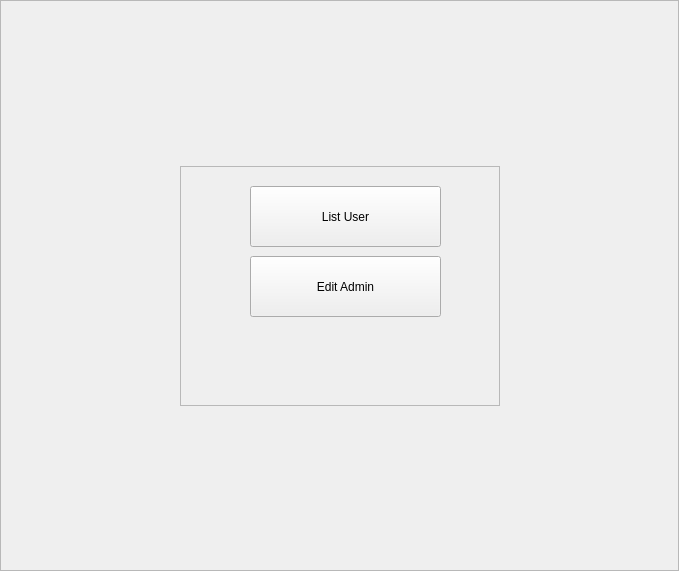
The window that login/admin_ui.ui (fnugrahendi/petuk.corp) describes before a commit, drawn with Qt 5.
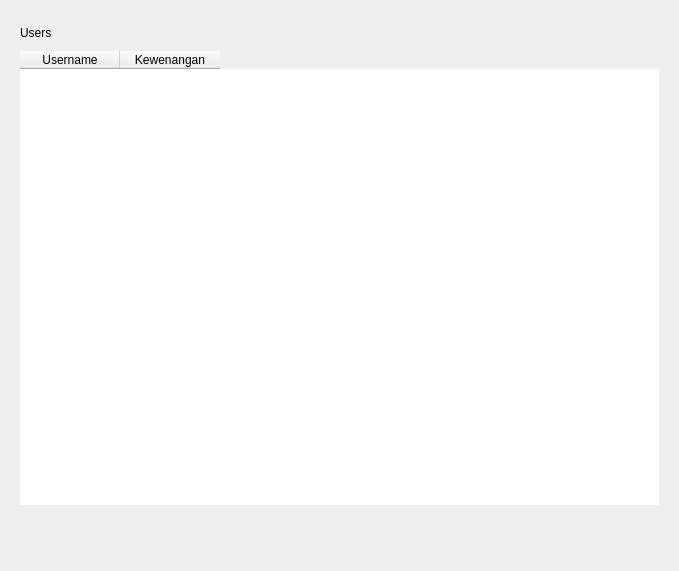
The same window after the commit.

Commit message: added admin room and control

What changed in the file:
```diff
--- a/login/admin_ui.ui
+++ b/login/admin_ui.ui
@@ -13,13 +13,44 @@
   <property name="windowTitle">
    <string>Frame</string>
   </property>
+  <property name="styleSheet">
+   <string notr="true">QFrame{
+	border:0px;
+}</string>
+  </property>
   <property name="frameShape">
    <enum>QFrame::StyledPanel</enum>
   </property>
   <property name="frameShadow">
    <enum>QFrame::Raised</enum>
   </property>
-  <layout class="QGridLayout" name="gridLayout">
+  <layout class="QGridLayout" name="igr_Admin">
+   <item row="1" column="0">
+    <widget class="QStackedWidget" name="st_Admin">
+     <property name="currentIndex">
+      <number>1</number>
+     </property>
+     <widget class="QWidget" name="st_Menu">
+      <layout class="QGridLayout" name="igr_Menu">
+       <item row="2" column="2">
+        <widget class="QPushButton" name="tb_TutupAdmin">
+         <property name="minimumSize">
+          <size>
+           <width>40</width>
+           <height>40</height>
+          </size>
+         </property>
+         <property name="maximumSize">
+          <size>
+           <width>100</width>
+           <height>40</height>
+          </size>
+         </property>
+         <property name="text">
+          <string>Tutup Admin</string>
+         </property>
+        </widget>
+       </item>
    <item row="1" column="2">
     <spacer name="horizontalSpacer_2">
      <property name="orientation">
@@ -33,8 +64,8 @@
      </property>
     </spacer>
    </item>
-   <item row="0" column="1">
-    <spacer name="verticalSpacer">
+       <item row="1" column="0">
+        <spacer name="horizontalSpacer">
      <property name="orientation">
       <enum>Qt::Vertical</enum>
      </property>
@@ -47,7 +78,7 @@
     </spacer>
    </item>
    <item row="1" column="1">
-    <widget class="QFrame" name="frame">
+        <widget class="QFrame" name="fr_Main">
      <property name="minimumSize">
       <size>
        <width>320</width>
@@ -60,11 +91,11 @@
      <property name="frameShadow">
       <enum>QFrame::Raised</enum>
      </property>
-     <widget class="QPushButton" name="pushButton_2">
+         <widget class="QPushButton" name="tb_EditAdmin">
       <property name="geometry">
        <rect>
         <x>70</x>
-        <y>90</y>
+            <y>130</y>
         <width>191</width>
         <height>61</height>
        </rect>
@@ -73,11 +104,11 @@
        <string>Edit Admin</string>
       </property>
      </widget>
-     <widget class="QPushButton" name="pushButton">
+         <widget class="QPushButton" name="tb_ListUser">
       <property name="geometry">
        <rect>
         <x>70</x>
-        <y>20</y>
+            <y>60</y>
         <width>191</width>
         <height>61</height>
        </rect>
@@ -88,19 +119,6 @@
      </widget>
     </widget>
    </item>
-   <item row="1" column="0">
-    <spacer name="horizontalSpacer">
-     <property name="orientation">
-      <enum>Qt::Horizontal</enum>
-     </property>
-     <property name="sizeHint" stdset="0">
-      <size>
-       <width>40</width>
-       <height>20</height>
-      </size>
-     </property>
-    </spacer>
-   </item>
    <item row="2" column="1">
     <spacer name="verticalSpacer_2">
      <property name="orientation">
@@ -113,6 +131,100 @@
       </size>
      </property>
     </spacer>
+       </item>
+       <item row="0" column="1">
+        <spacer name="verticalSpacer">
+         <property name="orientation">
+          <enum>Qt::Vertical</enum>
+         </property>
+         <property name="sizeHint" stdset="0">
+          <size>
+           <width>20</width>
+           <height>40</height>
+          </size>
+         </property>
+        </spacer>
+       </item>
+      </layout>
+     </widget>
+     <widget class="QWidget" name="st_Gaul">
+      <layout class="QVBoxLayout" name="verticalLayout">
+       <item>
+        <widget class="QLabel" name="label">
+         <property name="sizePolicy">
+          <sizepolicy hsizetype="Preferred" vsizetype="Preferred">
+           <horstretch>0</horstretch>
+           <verstretch>1</verstretch>
+          </sizepolicy>
+         </property>
+         <property name="minimumSize">
+          <size>
+           <width>0</width>
+           <height>25</height>
+          </size>
+         </property>
+         <property name="maximumSize">
+          <size>
+           <width>16777215</width>
+           <height>25</height>
+          </size>
+         </property>
+         <property name="text">
+          <string>Users</string>
+         </property>
+        </widget>
+       </item>
+       <item>
+        <widget class="QTableWidget" name="tbl_ListUser_List">
+         <property name="sizePolicy">
+          <sizepolicy hsizetype="Expanding" vsizetype="Expanding">
+           <horstretch>0</horstretch>
+           <verstretch>1</verstretch>
+          </sizepolicy>
+         </property>
+         <column>
+          <property name="text">
+           <string>Username</string>
+          </property>
+         </column>
+         <column>
+          <property name="text">
+           <string>Kewenangan</string>
+          </property>
+         </column>
+        </widget>
+       </item>
+       <item>
+        <widget class="QFrame" name="frame">
+         <property name="sizePolicy">
+          <sizepolicy hsizetype="Preferred" vsizetype="Preferred">
+           <horstretch>0</horstretch>
+           <verstretch>1</verstretch>
+          </sizepolicy>
+         </property>
+         <property name="minimumSize">
+          <size>
+           <width>0</width>
+           <height>30</height>
+          </size>
+         </property>
+         <property name="maximumSize">
+          <size>
+           <width>16777215</width>
+           <height>40</height>
+          </size>
+         </property>
+         <property name="frameShape">
+          <enum>QFrame::StyledPanel</enum>
+         </property>
+         <property name="frameShadow">
+          <enum>QFrame::Raised</enum>
+         </property>
+        </widget>
+       </item>
+      </layout>
+     </widget>
+    </widget>
    </item>
   </layout>
  </widget>
```
Left out of the diff: 6 changed lines with no effect on the pictures. Lines whose indentation alone changed are shown as unchanged. The commit also changes 2 other files.
